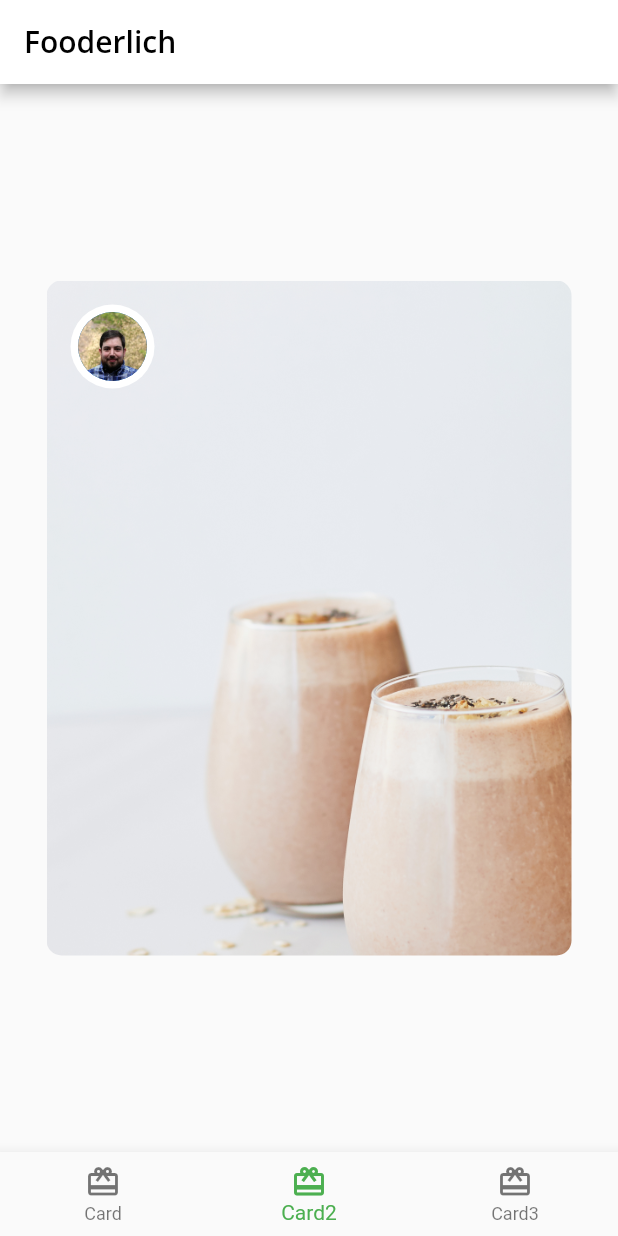
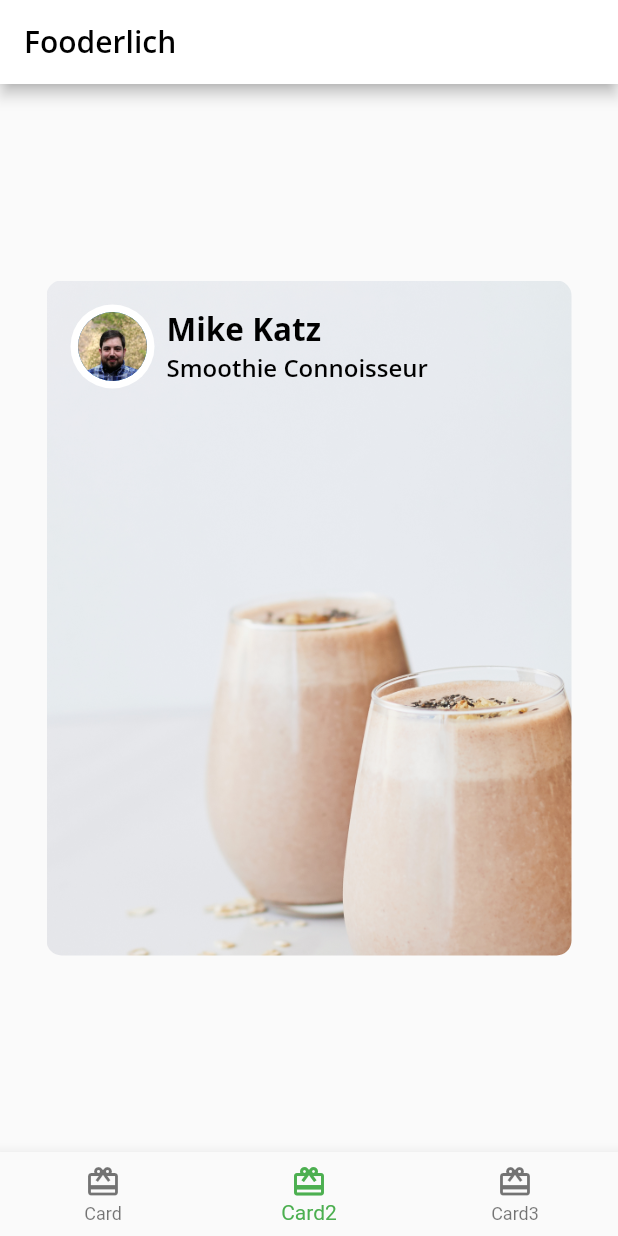
Before and after one commit to ShafeeMahmoud/Fooderlich, a Flutter app: the screen it shows after launch, item 2 of the bottom bar chosen, on a phone screen of 412 x 824 dp. Run offline on Flutter 3.47's test engine with Material 2 defaults, Android fonts, the phone set to English and light mode, and no system bars; our stand-ins replace google_fonts.

Commit message:
Add authorName and title

```diff
--- a/lib/author_card.dart
+++ b/lib/author_card.dart
@@ -1,5 +1,6 @@
 import 'package:flutter/material.dart';
 import 'package:fooderlich/circle_avatar.dart';
+import 'package:fooderlich/fooderlich_theme.dart';
 
 class AuthorCard extends StatelessWidget {
   const AuthorCard(
@@ -27,10 +28,23 @@ class AuthorCard extends StatelessWidget {
                 imageRadius: 28,
               ),
               const SizedBox(width: 8),
-
+              Column(
+                crossAxisAlignment: CrossAxisAlignment.start,
+                children: [
+                  Text(
+                    authorName,
+                    style: FooderlichTheme.lightTextTheme.headline2,
+                  ),
+                  Text(
+                    title,
+                    style: FooderlichTheme.lightTextTheme.headline3,
+                  ),
+                ],
+              ),
             ],
           ),
         ],
+        // TODO: Add icon button
       ),
     );
   }
```
